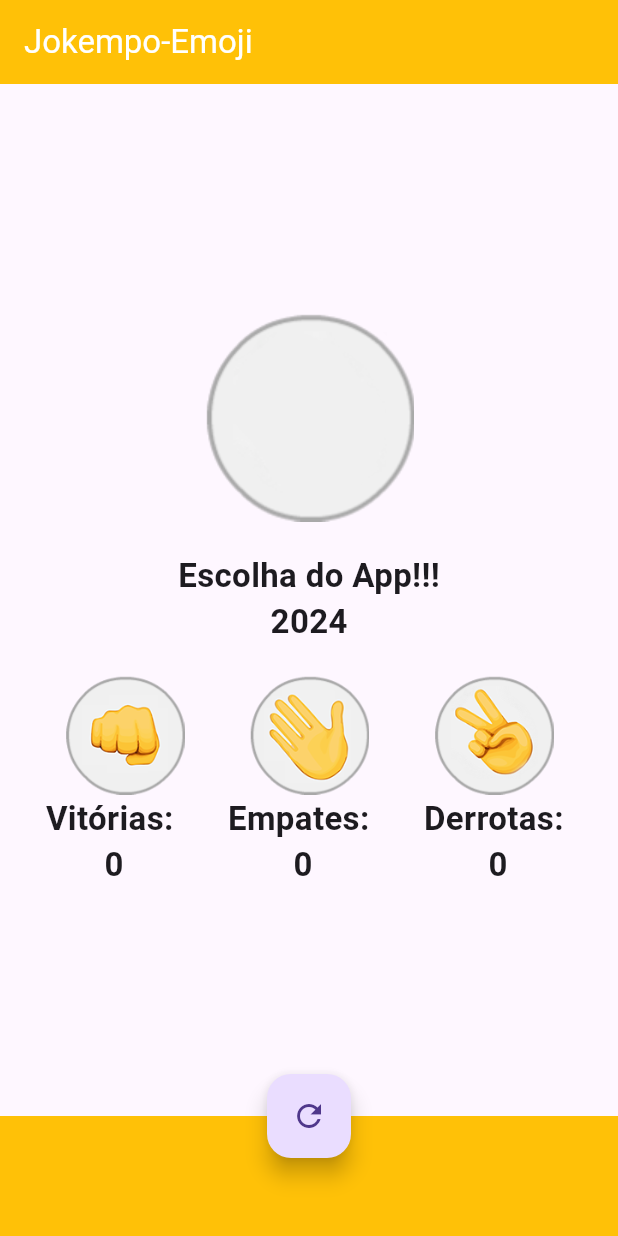
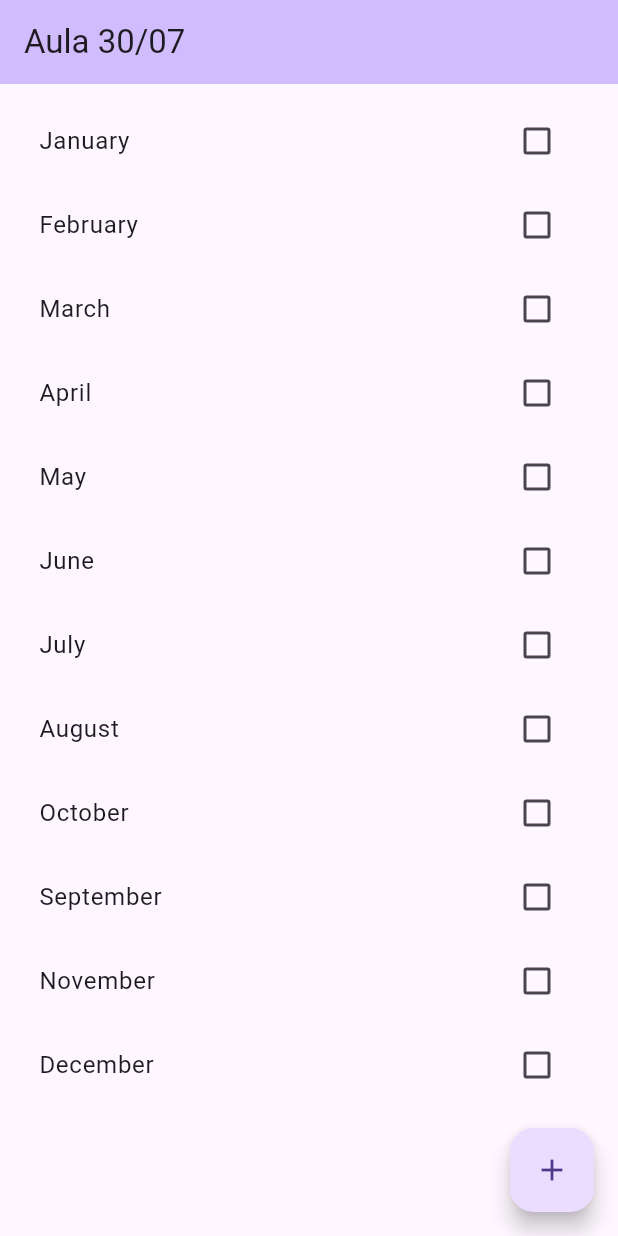
Before and after one commit to Mauboru/app_jokenpo_dispositivosmoveis, a Flutter app: the screen it shows after launch, on a phone screen of 412 x 824 dp. Run offline on Flutter 3.47's test engine with Material 3 defaults, Android fonts, the phone set to English and light mode, and no system bars.

Commit message:
custom box

```diff
--- a/analysis_options.yaml
+++ b/analysis_options.yaml
@@ -7,6 +7,10 @@
 
 # The following line activates a set of recommended lints for Flutter apps,
 # packages, and plugins designed to encourage good coding practices.
+analyzer:
+  errors:
+    avoid_unnecessary_containers: ignore
+    prefer_const_constructors: ignore
 include: package:flutter_lints/flutter.yaml
 
 linter:
--- /dev/null
+++ b/lib/home.dart
@@ -0,0 +1,57 @@
+// ignore_for_file: prefer_const_constructors, prefer_const_literals_to_create_immutables
+
+import 'package:flutter/material.dart';
+import 'package:jokenpo/models/check_box_option.dart';
+import 'package:jokenpo/models/check_box_custom.dart';
+
+class Home extends StatefulWidget {
+  const Home({super.key});
+
+  @override
+  State<Home> createState() => _HomeState();
+}
+
+class _HomeState extends State<Home> {
+  _HomeState();
+
+  final List<CheckBoxOption> months = [
+    CheckBoxOption(title: 'January'),
+    CheckBoxOption(title: 'February'),
+    CheckBoxOption(title: 'March'),
+    CheckBoxOption(title: 'April'),
+    CheckBoxOption(title: 'May'),
+    CheckBoxOption(title: 'June'),
+    CheckBoxOption(title: 'July'),
+    CheckBoxOption(title: 'August'),
+    CheckBoxOption(title: 'October'),
+    CheckBoxOption(title: 'September'),
+    CheckBoxOption(title: 'November'),
+    CheckBoxOption(title: 'December'),
+  ];
+
+  @override
+  Widget build(BuildContext context) {
+    return Scaffold(
+      appBar: AppBar (
+        backgroundColor: Theme.of(context).colorScheme.inversePrimary,
+        title: Text('Aula 30/07'),
+      ),
+      body: Container(
+        padding: const EdgeInsets.symmetric(horizontal: 10.0, vertical: 10.0),
+        child: ListView.builder(
+          shrinkWrap: true,
+          physics: const NeverScrollableScrollPhysics(),
+          itemCount: months.length,
+          itemBuilder: (_, index) {
+            return CheckBoxCustomWidget(item: months[index]);
+          },
+        ),
+      ),
+
+      floatingActionButton: FloatingActionButton(
+        onPressed: () {},
+        child: const Icon(Icons.add),
+      ),
+    );
+  }
+}
--- a/lib/main.dart
+++ b/lib/main.dart
@@ -1,12 +1,13 @@
 import 'package:flutter/material.dart';
-import 'package:jokenpo/jokenpo.dart';
+// import 'package:jokenpo/jokenpo.dart';
+import 'package:jokenpo/home.dart';
 
 void main() {
   final ThemeData thema = ThemeData();
   runApp(
     MaterialApp(
       debugShowCheckedModeBanner: false,
-      home: const JokenpoHome(),
+      home: const Home(),
       theme: ThemeData().copyWith(
         colorScheme: thema.colorScheme.copyWith(
           primary: Colors.amber,
--- /dev/null
+++ b/lib/models/check_box_custom.dart
@@ -0,0 +1,25 @@
+import 'package:flutter/material.dart';
+import 'package:jokenpo/models/check_box_option.dart';
+
+class CheckBoxCustomWidget extends StatefulWidget {
+  const CheckBoxCustomWidget({super.key, required this.item});
+  final CheckBoxOption item;
+
+  @override
+  State<CheckBoxCustomWidget> createState() => _CheckBoxCustomWidgetState();
+}
+
+class _CheckBoxCustomWidgetState extends State<CheckBoxCustomWidget> {
+  @override
+  Widget build(BuildContext context) {
+    return CheckboxListTile(
+      title: Text(widget.item.title),
+      value: widget.item.checked,
+      onChanged: (value) => {
+        setState(() {
+          widget.item.checked = value!;
+        })
+      },
+    );
+  }
+}
--- /dev/null
+++ b/lib/models/check_box_option.dart
@@ -0,0 +1,9 @@
+class CheckBoxOption {
+  String title;
+  bool checked;
+
+  CheckBoxOption({
+    this.title = 'No Title Option',
+    this.checked = false,
+  });
+}
```
